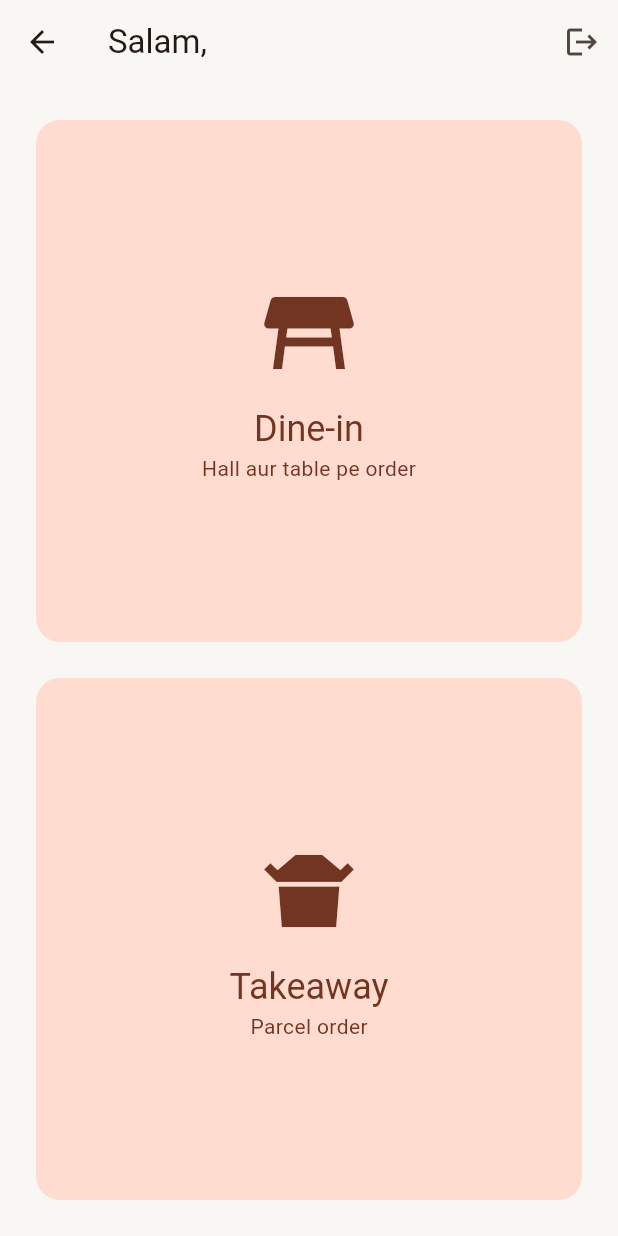
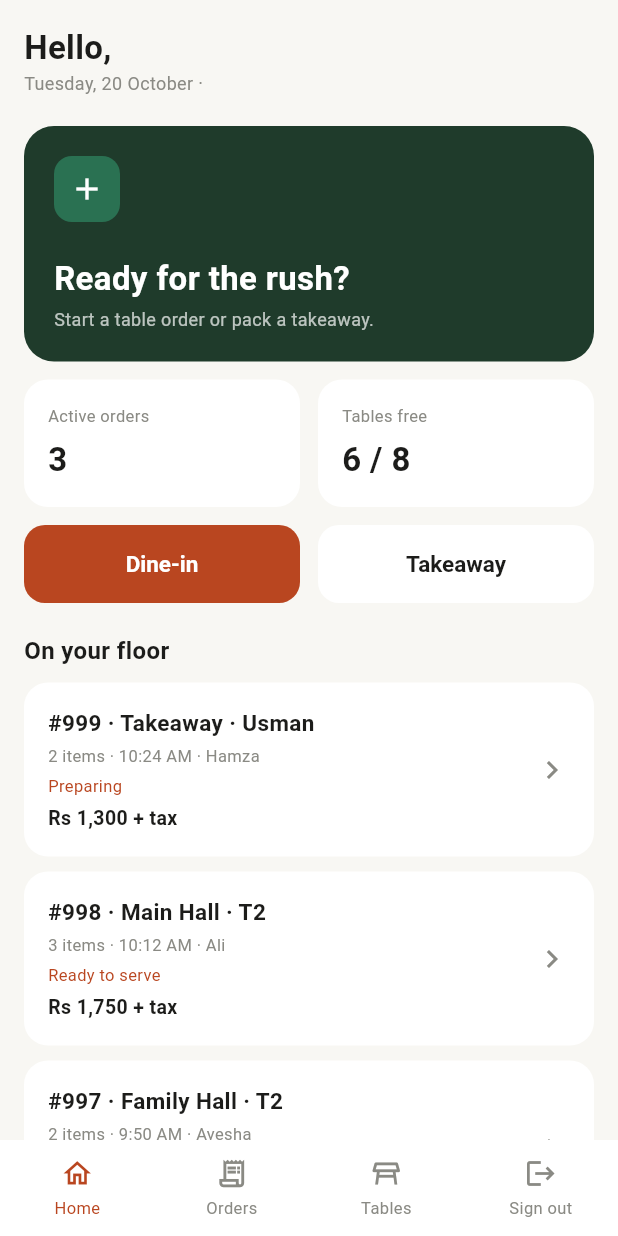
Before and after one commit to zainkhan-bit/punchit, a Flutter app: the OrderTypeScreen screen opened directly, on a phone screen of 412 x 824 dp. Run offline on Flutter 3.47's test engine with Material 3 defaults, Android fonts, the phone set to English and light mode, and no system bars.

Commit message:
order type Changes

```diff
--- a/app/lib/screens/order_type_screen.dart
+++ b/app/lib/screens/order_type_screen.dart
@@ -1,112 +1,170 @@
 import 'package:flutter/material.dart';
 import 'package:provider/provider.dart';
 
+import '../core/app_theme.dart';
+import '../data/pos_repository.dart';
 import '../models/models.dart';
 import '../providers/order_provider.dart';
-import 'login_screen.dart';
-import 'menu_screen.dart';
+import '../widgets/order_card.dart';
+import '../widgets/ui_kit.dart';
+import 'collect_payment_screen.dart';
+import 'server_nav.dart';
 
-class OrderTypeScreen extends StatelessWidget {
+class OrderTypeScreen extends StatefulWidget {
   const OrderTypeScreen({super.key});
 
   static const routeName = '/order-type';
 
-  /// Order bhejne ke baad isi screen pe wapas aate hain (popUntil routeName)
   static Route<void> route() => MaterialPageRoute(
     settings: const RouteSettings(name: routeName),
     builder: (_) => const OrderTypeScreen(),
   );
 
-  void _start(BuildContext context, OrderType type) {
-    context.read<OrderProvider>().startOrder(type);
-    Navigator.of(context).push(
-      MaterialPageRoute(builder: (_) => const MenuScreen()),
-    );
+  @override
+  State<OrderTypeScreen> createState() => _OrderTypeScreenState();
+}
+
+class _OrderTypeScreenState extends State<OrderTypeScreen> {
+  List<PlacedOrder> _orders = [];
+  int _freeTables = 0;
+  int _totalTables = 0;
+  bool _loading = true;
+
+  @override
+  void initState() {
+    super.initState();
+    _load();
+  }
+
+  Future<void> _load() async {
+    final repo = context.read<PosRepository>();
+    final staff = context.read<OrderProvider>().loggedInStaff;
+    final orders = await repo.getOrders(activeOnly: true);
+    final halls = await repo.getHalls();
+    final tables = [for (final h in halls) ...await repo.getTables(h.id)];
+    if (!mounted) return;
+    setState(() {
+      _orders = staff != null && staff.role == StaffRoles.server
+          ? orders.where((o) => o.server.id == staff.id).toList()
+          : orders;
+      _totalTables = tables.length;
+      _freeTables = tables.where((t) => t.status == TableStatus.free).length;
+      _loading = false;
+    });
+  }
+
+  Future<void> _openPayment(PlacedOrder order) async {
+    await Navigator.of(context).push(MaterialPageRoute<void>(
+      builder: (_) => CollectPaymentScreen(order: order),
+    ));
+    _load();
   }
 
   @override
   Widget build(BuildContext context) {
     final staff = context.watch<OrderProvider>().loggedInStaff;
+    final isAdmin = staff?.isAdmin ?? false;
+
     return Scaffold(
-      appBar: AppBar(
-        title: Text('Salam, ${staff?.name ?? ''}'),
-        actions: [
-          if (!(staff?.isAdmin ?? false))
+      bottomNavigationBar: RoleBottomNav(
+        items: serverNavItems,
+        currentIndex: 0,
+        onTap: (i) => openServerTab(context, i),
+      ),
+      body: SafeArea(
+        child: RefreshIndicator(
+          onRefresh: _load,
+          child: ListView(
+            padding: const EdgeInsets.all(16),
+            children: [
+              Row(
+                children: [
+                  if (isAdmin)
                     IconButton(
-            tooltip: 'Logout',
-            icon: const Icon(Icons.logout),
-            onPressed: () {
-              context.read<OrderProvider>().logout();
-              Navigator.of(context).pushAndRemoveUntil(
-                MaterialPageRoute(builder: (_) => const LoginScreen()),
-                (_) => false,
-              );
-            },
+                      tooltip: 'Manager panel',
+                      icon: const Icon(Icons.chevron_left),
+                      onPressed: () => Navigator.of(context).pop(),
+                    ),
+                  Expanded(
+                    child: Column(
+                      crossAxisAlignment: CrossAxisAlignment.start,
+                      children: [
+                        Text(
+                          'Hello, ${staff?.name ?? ''}',
+                          style: const TextStyle(fontSize: 22, fontWeight: FontWeight.bold),
+                        ),
+                        Text(
+                          '${longDateLabel(DateTime.now())} · ${staff == null ? '' : StaffRoles.label(staff.role)}',
+                          style: const TextStyle(fontSize: 12, color: AppColors.textSecondary),
                         ),
                       ],
-      ),
-      body: Padding(
-        padding: const EdgeInsets.all(20),
-        child: Column(
-          children: [
-            Expanded(
-              child: _TypeCard(
-                icon: Icons.table_restaurant,
-                title: 'Dine-in',
-                subtitle: 'Hall aur table pe order',
-                onTap: () => _start(context, OrderType.dineIn),
-              ),
-            ),
-            const SizedBox(height: 16),
-            Expanded(
-              child: _TypeCard(
-                icon: Icons.takeout_dining,
-                title: 'Takeaway',
-                subtitle: 'Parcel order',
-                onTap: () => _start(context, OrderType.takeaway),
                     ),
                   ),
                 ],
               ),
+              const SizedBox(height: 20),
+              const HeroCard(
+                icon: Icons.add,
+                title: 'Ready for the rush?',
+                subtitle: 'Start a table order or pack a takeaway.',
               ),
-    );
-  }
-}
-
-class _TypeCard extends StatelessWidget {
-  final IconData icon;
-  final String title;
-  final String subtitle;
-  final VoidCallback onTap;
-
-  const _TypeCard({
-    required this.icon,
-    required this.title,
-    required this.subtitle,
-    required this.onTap,
-  });
-
-  @override
-  Widget build(BuildContext context) {
-    final cs = Theme.of(context).colorScheme;
-    return Card(
-      clipBehavior: Clip.antiAlias,
-      color: cs.primaryContainer,
-      child: InkWell(
-        onTap: onTap,
-        child: SizedBox(
-          width: double.infinity,
-          child: Column(
-            mainAxisAlignment: MainAxisAlignment.center,
+              const SizedBox(height: 12),
+              Row(
                 children: [
-              Icon(icon, size: 72, color: cs.onPrimaryContainer),
+                  Expanded(
+                    child: StatTile(
+                      label: 'Active orders',
+                      value: _loading ? '-' : '${_orders.length}',
+                    ),
+                  ),
+                  const SizedBox(width: 12),
+                  Expanded(
+                    child: StatTile(
+                      label: 'Tables free',
+                      value: _loading ? '-' : '$_freeTables / $_totalTables',
+                    ),
+                  ),
+                ],
+              ),
               const SizedBox(height: 12),
-              Text(title,
-                  style: Theme.of(context)
-                      .textTheme
-                      .headlineSmall
-                      ?.copyWith(color: cs.onPrimaryContainer)),
-              Text(subtitle, style: TextStyle(color: cs.onPrimaryContainer)),
+              Row(
+                children: [
+                  Expanded(
+                    child: PrimaryButton(
+                      label: 'Dine-in',
+                      onPressed: () => startNewOrder(Navigator.of(context),
+                          context.read<OrderProvider>(), OrderType.dineIn),
+                    ),
+                  ),
+                  const SizedBox(width: 12),
+                  Expanded(
+                    child: SecondaryButton(
+                      label: 'Takeaway',
+                      onPressed: () => startNewOrder(Navigator.of(context),
+                          context.read<OrderProvider>(), OrderType.takeaway),
+                    ),
+                  ),
+                ],
+              ),
+              const SizedBox(height: 20),
+              const Text(
+                'On your floor',
+                style: TextStyle(fontSize: 16, fontWeight: FontWeight.bold),
+              ),
+              const SizedBox(height: 10),
+              if (_loading)
+                const Padding(
+                  padding: EdgeInsets.all(24),
+                  child: Center(child: CircularProgressIndicator()),
+                )
+              else if (_orders.isEmpty)
+                const NoteBanner(text: 'Abhi koi active order nahi.', type: NoteType.success)
+              else
+                for (final o in _orders.take(3))
+                  Padding(
+                    padding: const EdgeInsets.only(bottom: 10),
+                    child: OrderCard(order: o, onTap: () => _openPayment(o)),
+                  ),
             ],
           ),
         ),
```
Lines whose indentation alone changed are shown as unchanged.
